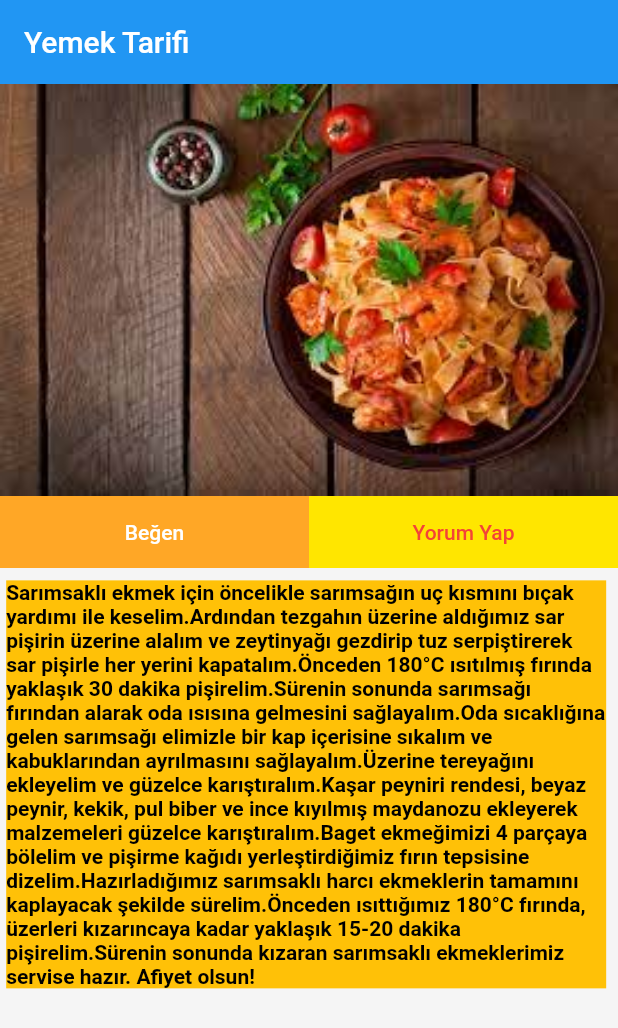
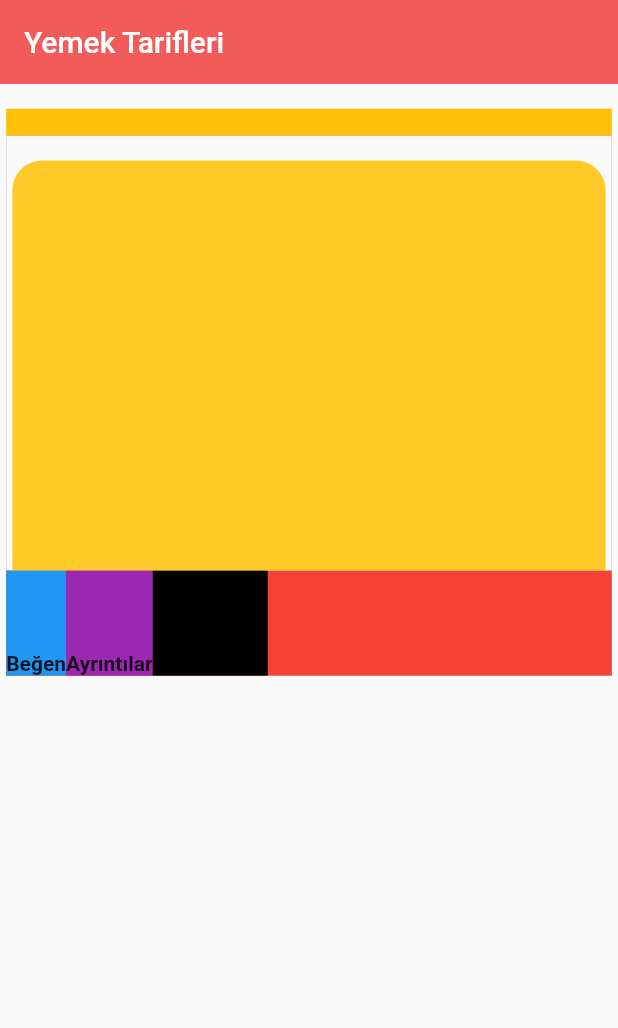
Before and after one commit to abdussametkaradeniz/yemektarifiapp, a Flutter app: the screen it shows after launch, on a phone screen of 412 x 824 dp. Shown: the top 1028 px of the screen. Run offline on Flutter 3.47's test engine with Material 2 defaults, Android fonts, the light colour scheme and no system bars.

Commit message:
yeni sayfalar eklendi

```diff
--- /dev/null
+++ b/lib/CardDesign.dart
@@ -0,0 +1,44 @@
+import 'package:flutter/src/foundation/key.dart';
+import 'package:flutter/src/widgets/framework.dart';
+import 'package:flutter/material.dart';
+
+class CardDesign extends StatefulWidget {
+  const CardDesign({Key? key}) : super(key: key);
+
+  @override
+  State<CardDesign> createState() => _CardDesignState();
+}
+
+class _CardDesignState extends State<CardDesign> {
+  @override
+  Widget build(BuildContext context) {
+    return Scaffold(
+      body: Wrap(
+        children: [
+          Padding(
+            padding: EdgeInsets.only(
+              left: MediaQuery.of(context).size.width / 100,
+              top: MediaQuery.of(context).size.height / 50,
+              right: MediaQuery.of(context).size.width / 100,
+            ),
+            child: Column(
+              children: [
+                //fotoğraf alanı
+                Container(
+                  width: (MediaQuery.of(context).size.width),
+                  height: (MediaQuery.of(context).size.width) / 1.45,
+                  decoration: BoxDecoration(
+                    color: Colors.amber[400],
+                    borderRadius: BorderRadius.only(
+                        topLeft: const Radius.circular(20.0),
+                        topRight: const Radius.circular(20.0)),
+                  ),
+                ),
+              ],
+            ),
+          ),
+        ],
+      ),
+    );
+  }
+}
--- /dev/null
+++ b/lib/HomePage.dart
@@ -0,0 +1,63 @@
+// ignore_for_file: prefer_const_constructors
+import 'package:flutter/material.dart';
+import 'package:flutter/src/foundation/key.dart';
+import 'package:flutter/src/widgets/framework.dart';
+import 'package:yemektarifiapp/LikeAndAddBar.dart';
+import 'CardDesign.dart';
+
+class HomePage extends StatefulWidget {
+  const HomePage({Key? key}) : super(key: key);
+
+  @override
+  State<HomePage> createState() => _HomePageState();
+}
+
+class _HomePageState extends State<HomePage> {
+  @override
+  Widget build(BuildContext context) {
+    return Scaffold(
+      appBar: AppBar(
+        title: Text("Yemek Tarifleri"),
+        elevation: 0,
+        backgroundColor: Color.fromARGB(255, 243, 91, 91),
+      ),
+      body: SingleChildScrollView(
+        child: Wrap(
+          children: [
+            Padding(
+              padding: EdgeInsets.only(
+                left: MediaQuery.of(context).size.width / 100,
+                top: MediaQuery.of(context).size.height / 50,
+                right: MediaQuery.of(context).size.width / 100,
+              ),
+              child: Container(
+                width: (MediaQuery.of(context).size.width),
+                height: (MediaQuery.of(context).size.width) / 1.09,
+                decoration: BoxDecoration(
+                  color: Colors.amber,
+                ),
+                child: Column(
+                  mainAxisAlignment: MainAxisAlignment.end,
+                  crossAxisAlignment: CrossAxisAlignment.start,
+                  children: [
+                    Container(
+                      width: MediaQuery.of(context).size.width,
+                      height: 290,
+                      decoration: BoxDecoration(color: Colors.purple),
+                      child: CardDesign(),
+                    ),
+                    Container(
+                      child: const LikeAndAddBar(),
+                      width: MediaQuery.of(context).size.width,
+                      height: 70,
+                    )
+                  ],
+                ),
+              ),
+            )
+          ],
+        ),
+      ),
+    );
+  }
+}
--- /dev/null
+++ b/lib/LikeAndAddBar.dart
@@ -0,0 +1,69 @@
+// ignore_for_file: prefer_const_constructors, sort_child_properties_last
+
+import 'package:flutter/material.dart';
+import 'package:flutter/src/foundation/key.dart';
+import 'package:flutter/src/widgets/framework.dart';
+
+class LikeAndAddBar extends StatefulWidget {
+  const LikeAndAddBar({Key? key}) : super(key: key);
+
+  @override
+  State<LikeAndAddBar> createState() => _LikeAndAddBarState();
+}
+
+class _LikeAndAddBarState extends State<LikeAndAddBar> {
+  @override
+  Widget build(BuildContext context) {
+    return Scaffold(
+      body: Container(
+        child: Row(
+          crossAxisAlignment: CrossAxisAlignment.stretch,
+          children: [
+            Container(
+              child: Text(
+                "Beğen",
+                style: TextStyle(
+                  fontStyle: FontStyle.normal,
+                  fontWeight: FontWeight.bold,
+                ),
+              ),
+              alignment: Alignment.bottomRight,
+              decoration: BoxDecoration(
+                color: Colors.blue,
+              ),
+            ),
+            Container(
+              child: Text(
+                "Ayrıntılar",
+                style: TextStyle(
+                  fontStyle: FontStyle.normal,
+                  fontWeight: FontWeight.bold,
+                ),
+              ),
+              alignment: Alignment.bottomCenter,
+              decoration: BoxDecoration(
+                color: Colors.purple,
+              ),
+            ),
+            Container(
+              child: Text(
+                "Deftere Ekle",
+                style: TextStyle(
+                  fontStyle: FontStyle.normal,
+                  fontWeight: FontWeight.bold,
+                ),
+              ),
+              alignment: Alignment.bottomLeft,
+              decoration: BoxDecoration(
+                color: Colors.black,
+              ),
+            ),
+          ],
+        ),
+        decoration: BoxDecoration(
+          color: Colors.red,
+        ),
+      ),
+    );
+  }
+}
--- /dev/null
+++ b/lib/Yemek_tarifi_detay.dart
@@ -0,0 +1,96 @@
+import 'package:flutter/src/foundation/key.dart';
+import 'package:flutter/src/widgets/framework.dart';
+import 'package:flutter/material.dart';
+
+class Yemek_tarifi_detay extends StatefulWidget {
+  const Yemek_tarifi_detay({Key? key}) : super(key: key);
+
+  @override
+  State<Yemek_tarifi_detay> createState() => _Yemek_tarifi_detay();
+}
+
+class _Yemek_tarifi_detay extends State<Yemek_tarifi_detay> {
+  @override
+  Widget build(BuildContext context) {
+    var screenWidth = (MediaQuery.of(context).size.width);
+    var screenHeight = (MediaQuery.of(context).size.height);
+    return Scaffold(
+      appBar: AppBar(
+        title: Text("Yemek Tarifi"),
+        elevation: 0,
+      ),
+      body: SingleChildScrollView(
+        child: Column(
+          children: [
+            //resim alanı
+            Row(
+              children: [
+                Container(
+                  width: screenWidth,
+                  height: screenHeight / 3,
+                  decoration: const BoxDecoration(
+                    image: DecorationImage(
+                        fit: BoxFit.fill,
+                        image: AssetImage('images/makarna.jpeg')),
+                  ),
+                )
+              ],
+            ),
+            //butonların alanı
+            Row(
+              children: [
+                Container(
+                  color: Colors.orange[400],
+                  width: screenWidth / 2,
+                  child: TextButton(
+                      style: TextButton.styleFrom(
+                        primary: Colors.white,
+                      ),
+                      onPressed: () {
+                        print("beğenildi");
+                      },
+                      child: Text("Beğen")),
+                ),
+                Container(
+                  color: Color.fromARGB(255, 255, 230, 0),
+                  width: screenWidth / 2,
+                  child: TextButton(
+                      style: TextButton.styleFrom(
+                        primary: Colors.red,
+                      ),
+                      onPressed: () {
+                        print("beğenildi");
+                      },
+                      child: Text("Yorum Yap")),
+                ),
+              ],
+            ),
+            Row(
+              children: [
+                Padding(
+                  padding: EdgeInsets.only(
+                    top: screenHeight / 100,
+                    bottom: screenHeight / 100,
+                    left: screenWidth / 100,
+                    right: screenWidth / 100,
+                  ),
+                  child: Container(
+                    child: Text(
+                      "Sarımsaklı ekmek için öncelikle sarımsağın uç kısmını bıçak yardımı ile keselim.Ardından tezgahın üzerine aldığımız sar pişirin üzerine alalım ve zeytinyağı gezdirip tuz serpiştirerek sar pişirle her yerini kapatalım.Önceden 180°C ısıtılmış fırında yaklaşık 30 dakika pişirelim.Sürenin sonunda sarımsağı fırından alarak oda ısısına gelmesini sağlayalım.Oda sıcaklığına gelen sarımsağı elimizle bir kap içerisine sıkalım ve kabuklarından ayrılmasını sağlayalım.Üzerine tereyağını ekleyelim ve güzelce karıştıralım.Kaşar peyniri rendesi, beyaz peynir, kekik, pul biber ve ince kıyılmış maydanozu ekleyerek malzemeleri güzelce karıştıralım.Baget ekmeğimizi 4 parçaya bölelim ve pişirme kağıdı yerleştirdiğimiz fırın tepsisine dizelim.Hazırladığımız sarımsaklı harcı ekmeklerin tamamını kaplayacak şekilde sürelim.Önceden ısıttığımız 180°C fırında, üzerleri kızarıncaya kadar yaklaşık 15-20 dakika pişirelim.Sürenin sonunda kızaran sarımsaklı ekmeklerimiz servise hazır. Afiyet olsun!",
+                      style: TextStyle(
+                        color: Colors.black,
+                        fontWeight: FontWeight.bold,
+                      ),
+                    ),
+                    width: screenWidth / 1.03,
+                    decoration: BoxDecoration(color: Colors.amber),
+                  ),
+                ),
+              ],
+            ),
+          ],
+        ),
+      ),
+    );
+  }
+}
--- a/lib/main.dart
+++ b/lib/main.dart
@@ -1,11 +1,13 @@
 import 'package:flutter/material.dart';
+import 'Yemek_tarifi_detay.dart';
+import 'HomePage.dart';
 
 void main() {
-  runApp(const MyApp());
+  runApp(const MainPage());
 }
 
-class MyApp extends StatelessWidget {
-  const MyApp({Key? key}) : super(key: key);
+class MainPage extends StatelessWidget {
+  const MainPage({Key? key}) : super(key: key);
 
   @override
   Widget build(BuildContext context) {
@@ -14,7 +16,7 @@
       theme: ThemeData(
         primarySwatch: Colors.blue,
       ),
-      home: MyHomePage(),
+      home: HomePage(),
     );
   }
 }
@@ -27,86 +29,6 @@
 class _MyHomePageState extends State<MyHomePage> {
   @override
   Widget build(BuildContext context) {
-    var screenWidth = (MediaQuery.of(context).size.width);
-    var screenHeight = (MediaQuery.of(context).size.height);
-    return Scaffold(
-      appBar: AppBar(
-        title: Text("Yemek Tarifi"),
-        elevation: 0,
-      ),
-      backgroundColor: Colors.grey[100],
-      body: SingleChildScrollView(
-        child: Column(
-          children: [
-            //resim alanı
-            Row(
-              children: [
-                Container(
-                  width: screenWidth,
-                  height: screenHeight / 3,
-                  decoration: const BoxDecoration(
-                    image: DecorationImage(
-                        fit: BoxFit.fill,
-                        image: AssetImage('images/makarna.jpeg')),
-                  ),
-                )
-              ],
-            ),
-            //butonların alanı
-            Row(
-              children: [
-                Container(
-                  color: Colors.orange[400],
-                  width: screenWidth / 2,
-                  child: TextButton(
-                      style: TextButton.styleFrom(
-                        primary: Colors.white,
-                      ),
-                      onPressed: () {
-                        print("beğenildi");
-                      },
-                      child: Text("Beğen")),
-                ),
-                Container(
-                  color: Color.fromARGB(255, 255, 230, 0),
-                  width: screenWidth / 2,
-                  child: TextButton(
-                      style: TextButton.styleFrom(
-                        primary: Colors.red,
-                      ),
-                      onPressed: () {
-                        print("beğenildi");
-                      },
-                      child: Text("Yorum Yap")),
-                ),
-              ],
-            ),
-            Row(
-              children: [
-                Padding(
-                  padding: EdgeInsets.only(
-                    top: screenHeight / 100,
-                    bottom: screenHeight / 100,
-                    left: screenWidth / 100,
-                    right: screenWidth / 100,
-                  ),
-                  child: Container(
-                    child: Text(
-                      "Sarımsaklı ekmek için öncelikle sarımsağın uç kısmını bıçak yardımı ile keselim.Ardından tezgahın üzerine aldığımız sar pişirin üzerine alalım ve zeytinyağı gezdirip tuz serpiştirerek sar pişirle her yerini kapatalım.Önceden 180°C ısıtılmış fırında yaklaşık 30 dakika pişirelim.Sürenin sonunda sarımsağı fırından alarak oda ısısına gelmesini sağlayalım.Oda sıcaklığına gelen sarımsağı elimizle bir kap içerisine sıkalım ve kabuklarından ayrılmasını sağlayalım.Üzerine tereyağını ekleyelim ve güzelce karıştıralım.Kaşar peyniri rendesi, beyaz peynir, kekik, pul biber ve ince kıyılmış maydanozu ekleyerek malzemeleri güzelce karıştıralım.Baget ekmeğimizi 4 parçaya bölelim ve pişirme kağıdı yerleştirdiğimiz fırın tepsisine dizelim.Hazırladığımız sarımsaklı harcı ekmeklerin tamamını kaplayacak şekilde sürelim.Önceden ısıttığımız 180°C fırında, üzerleri kızarıncaya kadar yaklaşık 15-20 dakika pişirelim.Sürenin sonunda kızaran sarımsaklı ekmeklerimiz servise hazır. Afiyet olsun!",
-                      style: TextStyle(
-                        color: Colors.black,
-                        fontWeight: FontWeight.bold,
-                      ),
-                    ),
-                    width: screenWidth / 1.03,
-                    decoration: BoxDecoration(color: Colors.amber),
-                  ),
-                ),
-              ],
-            ),
-          ],
-        ),
-      ),
-    );
+    return Scaffold();
   }
 }
```
